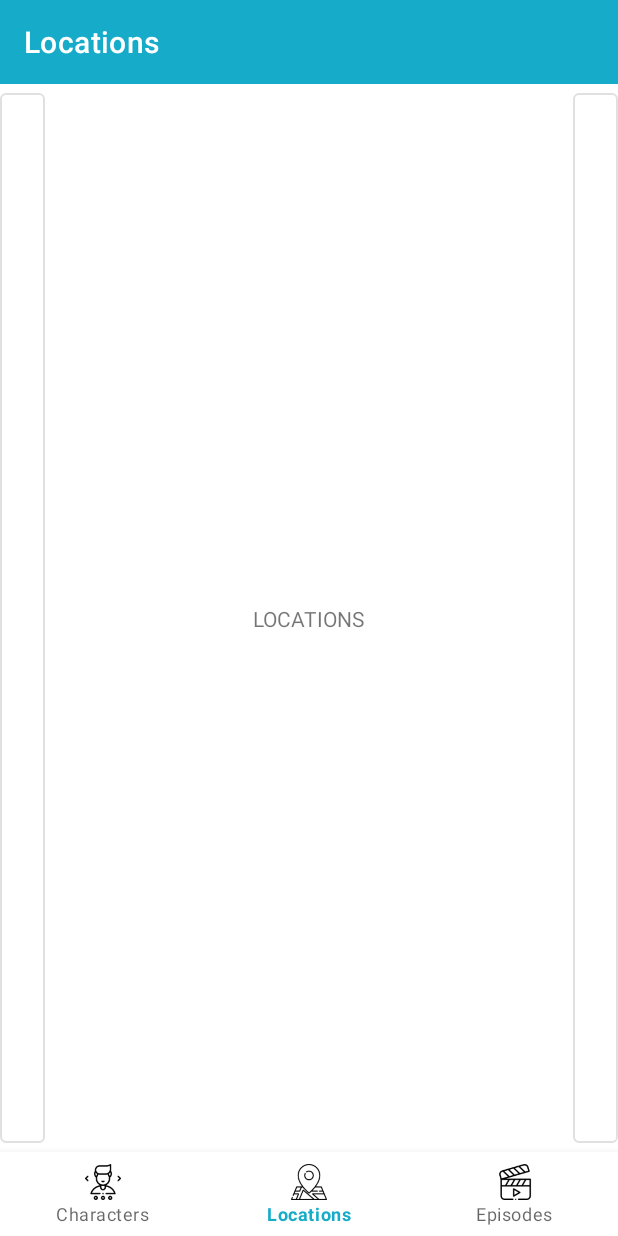
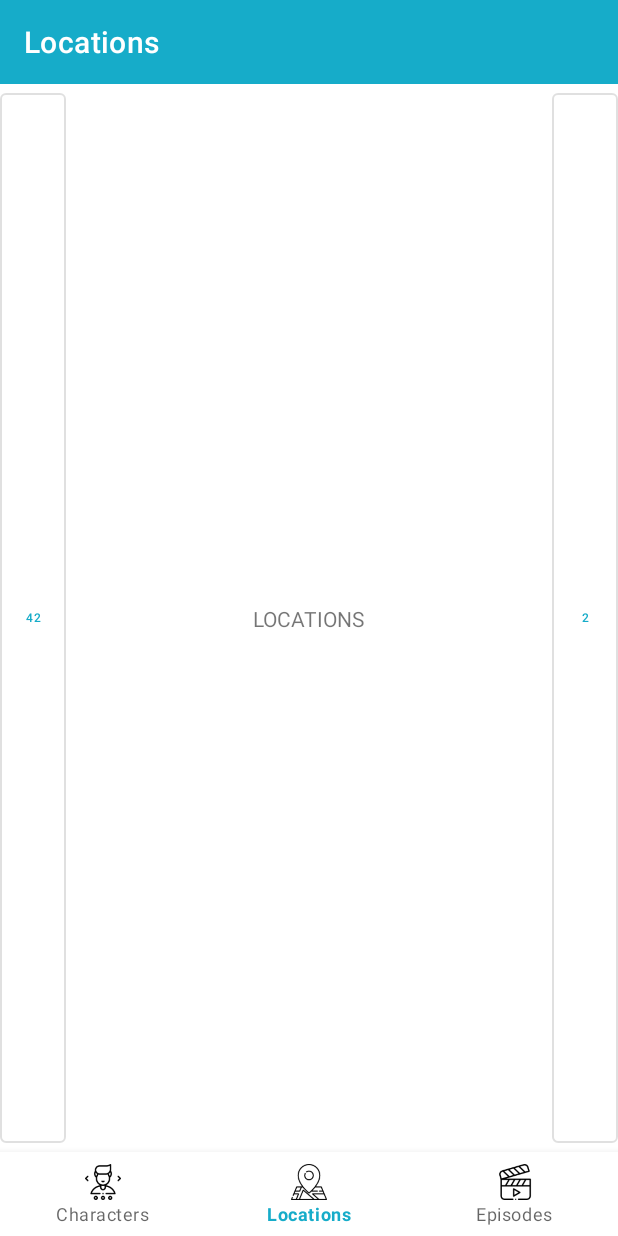
Before and after one commit to Danseren/Sarancha_Aston_Course_Project, an Android app: the screen it shows after launch (MainActivity), item 2 of the bottom bar chosen, on a phone screen of 412 x 824 dp. Run offline under Robolectric (Android 15) with nearby library versions, the light colour scheme and no system bars; our stand-ins replace Dagger/Hilt's generated code, RxJava; pictures from the network do not load.

Commit message:
feature_fourth_week| Add Dagger2, refactor pagination

```diff
--- a/app/build.gradle
+++ b/app/build.gradle
@@ -2,6 +2,7 @@ plugins {
     id 'com.android.application'
     id 'org.jetbrains.kotlin.android'
     id 'kotlin-android-extensions'
+    id 'kotlin-kapt'
 }
 
 android {
@@ -52,6 +53,11 @@ dependencies {
     implementation 'io.reactivex.rxjava3:rxandroid:3.0.0'
     implementation 'io.reactivex.rxjava3:rxjava:3.0.0'
 
+    //Dagger2
+    implementation 'com.google.dagger:dagger:2.35.1'
+    kapt 'androidx.room:room-compiler:2.5.0'
+    kapt 'com.google.dagger:dagger-compiler:2.35.1'
+
     implementation 'androidx.core:core-ktx:1.9.0'
     implementation 'androidx.appcompat:appcompat:1.6.1'
     implementation 'com.google.android.material:material:1.8.0'
--- a/app/src/main/java/ru/aston/sarancha_aston_course_project/App.kt
+++ b/app/src/main/java/ru/aston/sarancha_aston_course_project/App.kt
@@ -1,6 +1,9 @@
 package ru.aston.sarancha_aston_course_project
 
 import android.app.Application
+import ru.aston.sarancha_aston_course_project.di.AppComponent
+import ru.aston.sarancha_aston_course_project.di.AppModule
+import ru.aston.sarancha_aston_course_project.di.DaggerAppComponent
 
 class App : Application() {
 
@@ -8,11 +11,15 @@ class App : Application() {
         lateinit var app: App
     }
 
-    lateinit var router: Router
+    lateinit var appComponent: AppComponent
 
     override fun onCreate() {
         super.onCreate()
         app = this
-        router = Router()
+
+        appComponent = DaggerAppComponent
+            .builder()
+            .appModule(AppModule(this))
+            .build()
     }
 }
--- /dev/null
+++ b/app/src/main/java/ru/aston/sarancha_aston_course_project/di/AppComponent.kt
@@ -0,0 +1,17 @@
+package ru.aston.sarancha_aston_course_project.di
+
+import dagger.Component
+import ru.aston.sarancha_aston_course_project.MainActivity
+import javax.inject.Singleton
+
+@Singleton
+@Component(
+    modules = [
+        AppModule::class,
+        RouterModule::class
+    ]
+)
+
+interface AppComponent {
+    fun inject(mainActivity: MainActivity)
+}
--- /dev/null
+++ b/app/src/main/java/ru/aston/sarancha_aston_course_project/di/AppModule.kt
@@ -0,0 +1,12 @@
+package ru.aston.sarancha_aston_course_project.di
+
+import dagger.Module
+import dagger.Provides
+import ru.aston.sarancha_aston_course_project.App
+
+@Module
+class AppModule(val app: App) {
+
+    @Provides
+    fun app(): App = app
+}
--- /dev/null
+++ b/app/src/main/java/ru/aston/sarancha_aston_course_project/di/RouterModule.kt
@@ -0,0 +1,13 @@
+package ru.aston.sarancha_aston_course_project.di
+
+import dagger.Module
+import dagger.Provides
+import ru.aston.sarancha_aston_course_project.IRouter
+import ru.aston.sarancha_aston_course_project.Router
+
+@Module
+class RouterModule {
+
+    @Provides
+    fun router(): IRouter = Router()
+}
--- a/app/src/main/res/layout/activity_main.xml
+++ b/app/src/main/res/layout/activity_main.xml
@@ -15,26 +15,28 @@
         app:layout_constraintStart_toStartOf="parent"
         app:layout_constraintTop_toTopOf="parent"
         app:navigationIconTint="@color/white"
-        app:titleTextColor="@color/white"
-        app:title="@string/itemCharacters" />
+        app:title="@string/itemCharacters"
+        app:titleTextColor="@color/white" />
 
     <Button
         android:id="@+id/btnPrevious"
         style="?attr/materialButtonOutlinedStyle"
-        android:layout_width="30dp"
+        android:layout_width="@dimen/btnPaginationWidth"
         android:layout_height="0dp"
+        android:textSize="@dimen/textSizeExtraSmall"
+        app:layout_constraintBottom_toTopOf="@+id/bottom_navigation"
         app:layout_constraintStart_toStartOf="parent"
-        app:layout_constraintTop_toBottomOf="@+id/toolbar"
-        app:layout_constraintBottom_toTopOf="@+id/bottom_navigation"/>
+        app:layout_constraintTop_toBottomOf="@+id/toolbar" />
 
     <Button
         android:id="@+id/btnNext"
-        android:layout_width="30dp"
+        style="?attr/materialButtonOutlinedStyle"
+        android:layout_width="@dimen/btnPaginationWidth"
         android:layout_height="0dp"
-        style="?attr/materialButtonOutlinedStyle"
+        android:textSize="@dimen/textSizeExtraSmall"
+        app:layout_constraintBottom_toTopOf="@+id/bottom_navigation"
         app:layout_constraintEnd_toEndOf="parent"
-        app:layout_constraintTop_toBottomOf="@+id/toolbar"
-        app:layout_constraintBottom_toTopOf="@+id/bottom_navigation"/>
+        app:layout_constraintTop_toBottomOf="@+id/toolbar" />
 
     <androidx.fragment.app.FragmentContainerView
         android:id="@+id/container"
--- a/app/src/main/res/values/dimens.xml
+++ b/app/src/main/res/values/dimens.xml
@@ -9,4 +9,6 @@
     <dimen name="btnTextSize">20sp</dimen>
     <dimen name="radius">8dp</dimen>
     <dimen name="elevation">8dp</dimen>
+    <dimen name="textSizeExtraSmall">8sp</dimen>
+    <dimen name="btnPaginationWidth">44dp</dimen>
 </resources>
```
Also changed, not shown: app/src/main/java/ru/aston/sarancha_aston_course_project/MainActivity.kt (+78 -29 lines).
